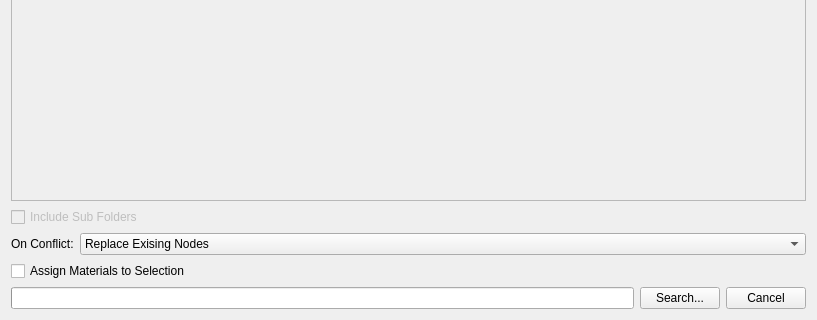
Old version of the form textureimporter/ui/importer_dialog.ui in the repository beatreichenbach/texture-importer; both pictures show x 0 to 817 and y 287 to 607 of the 817 by 607 pixel window.
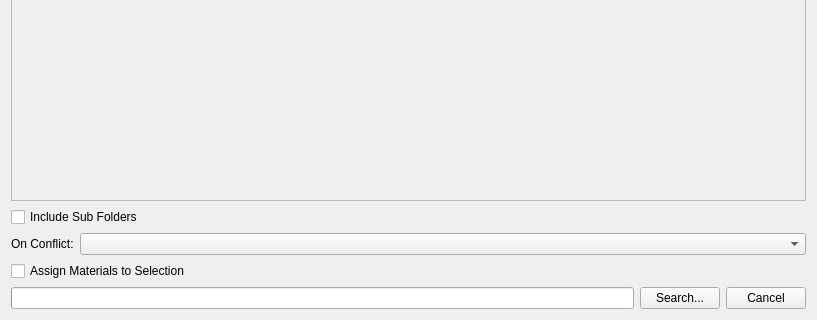
New version of the form.

Patch:
```diff
--- a/textureimporter/ui/importer_dialog.ui
+++ b/textureimporter/ui/importer_dialog.ui
@@ -95,9 +95,6 @@
    </item>
    <item>
     <widget class="QCheckBox" name="subfolders_chk">
-     <property name="enabled">
-      <bool>false</bool>
-     </property>
      <property name="toolTip">
       <string>This feature is currently not supported.</string>
      </property>
@@ -116,18 +113,7 @@
       </widget>
      </item>
      <item>
-      <widget class="QComboBox" name="conflict_cmb">
-       <item>
-        <property name="text">
-         <string>Replace Exising Nodes</string>
-        </property>
-       </item>
-       <item>
-        <property name="text">
-         <string>Rename Nodes</string>
-        </property>
-       </item>
-      </widget>
+      <widget class="QComboBox" name="conflict_cmb"/>
      </item>
     </layout>
    </item>
```
